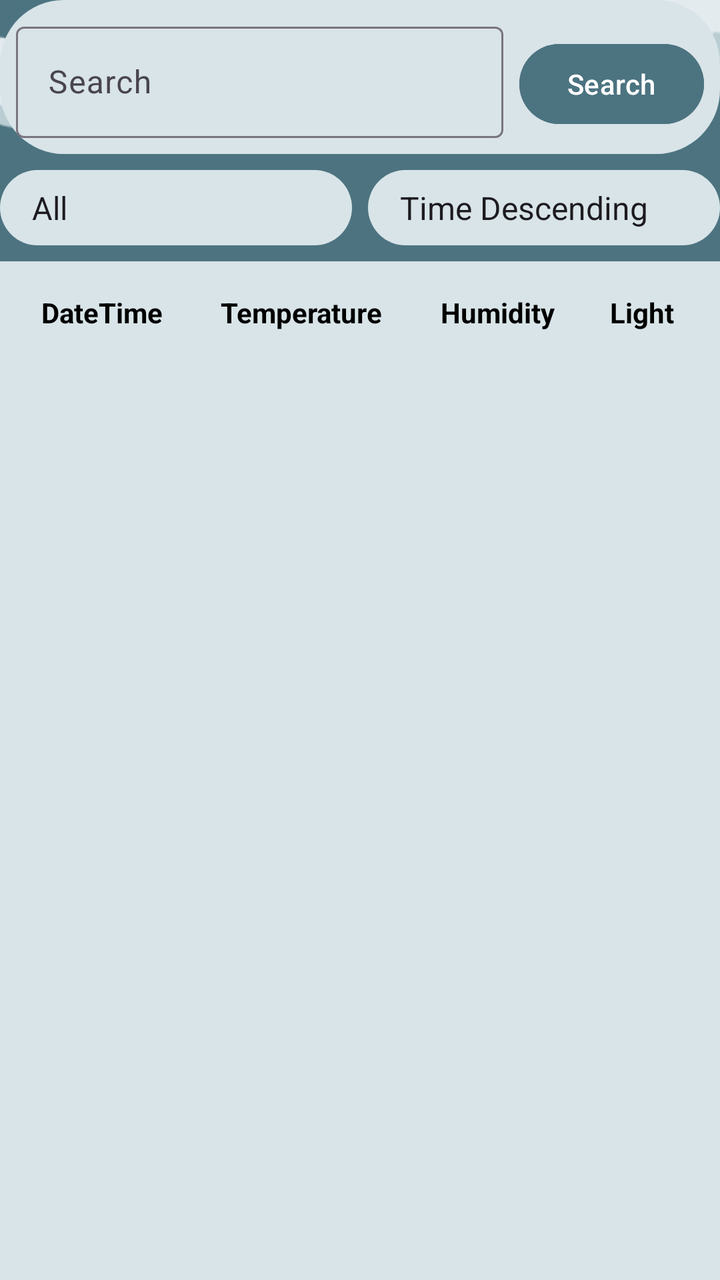
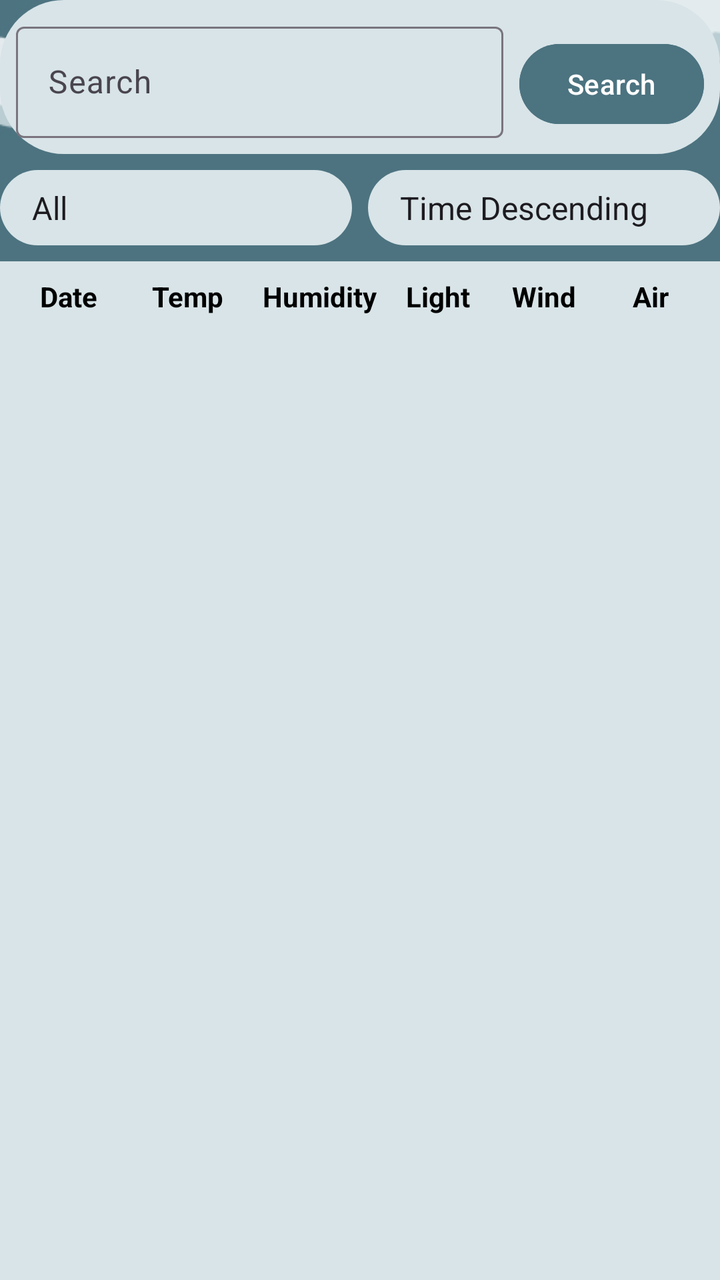

Before-and-after screenshots of an Android layout around one commit, followed by the original layout XML and the change that was made.
<!-- AndroidManifest.xml: application theme Theme.SmartHomeSystem -->
<!-- res/layout/fragment_detail.xml -->
<androidx.constraintlayout.widget.ConstraintLayout
        xmlns:android="http://schemas.android.com/apk/res/android"
        xmlns:app="http://schemas.android.com/apk/res-auto"
        android:layout_width="match_parent"
        android:layout_height="match_parent"
        android:background="@drawable/bg_home">

    <LinearLayout
            android:id="@+id/search_sort_layout"
            android:layout_width="match_parent"
            android:layout_height="wrap_content"
            android:orientation="horizontal"
            android:padding="8dp"
            app:layout_constraintTop_toTopOf="parent"
            app:layout_constraintStart_toStartOf="parent"
            app:layout_constraintEnd_toEndOf="parent"
            android:background="@drawable/bg_now_screen">

        <com.google.android.material.textfield.TextInputLayout
                android:layout_width="0dp"
                android:layout_height="wrap_content"
                android:layout_weight="1"
                android:layout_marginEnd="8dp"
                >

            <com.google.android.material.textfield.TextInputEditText
                    android:id="@+id/search_input"
                    android:layout_width="match_parent"
                    android:layout_height="wrap_content"
                    android:hint="Search"
                    android:textColor="@color/black"
                    android:textColorHint="@color/black" />
        </com.google.android.material.textfield.TextInputLayout>
        <Button
                android:id="@+id/search_button"
                android:layout_width="wrap_content"
                android:layout_height="wrap_content"
                android:text="Search"
                android:backgroundTint="@color/main_color"
                android:textColor="@android:color/white" />

    </LinearLayout>

    <LinearLayout
            android:id="@+id/sortAndSearch"
            android:layout_width="match_parent"
            android:layout_height="wrap_content"
            android:orientation="horizontal"
            android:layout_marginTop="8dp"
            app:layout_constraintTop_toBottomOf="@id/search_sort_layout"
            app:layout_constraintStart_toStartOf="parent"
            app:layout_constraintEnd_toEndOf="parent">

        <Spinner
                android:id="@+id/searchSpinner"
                android:layout_width="0dp"
                android:layout_height="wrap_content"
                android:layout_weight="1"
                android:background="@drawable/bg_now_screen"
                android:entries="@array/search_options"/>

        <Spinner
                android:id="@+id/sortSpinner"
                android:layout_width="0dp"
                android:layout_height="wrap_content"
                android:layout_weight="1"
                android:layout_marginStart="8dp"
                android:background="@drawable/bg_now_screen"
                android:entries="@array/sort_options"/>
    </LinearLayout>

    <TableLayout
            android:id="@+id/tableHeader"
            android:layout_width="match_parent"
            android:layout_height="wrap_content"
            android:layout_marginTop="8dp"
            android:background="@color/light_text"
            android:padding="8dp"
            app:layout_constraintTop_toBottomOf="@id/sortAndSearch"
            app:layout_constraintStart_toStartOf="parent"
            app:layout_constraintEnd_toEndOf="parent">

        
        <TableRow>
            <TextView
                    android:layout_width="0dp"
                    android:layout_height="wrap_content"
                    android:layout_weight="25"
                    android:text="DateTime"
                    android:textStyle="bold"
                    android:gravity="center"
                    android:padding="8dp"
                    android:textColor="@color/black" />

            <TextView
                    android:layout_width="0dp"
                    android:layout_height="wrap_content"
                    android:layout_weight="33"
                    android:text="Temperature"
                    android:textStyle="bold"
                    android:gravity="center"
                    android:padding="8dp"
                    android:textColor="@color/black" />

            <TextView
                    android:layout_width="0dp"
                    android:layout_height="wrap_content"
                    android:layout_weight="24"
                    android:text="Humidity"
                    android:textStyle="bold"
                    android:gravity="center"
                    android:padding="8dp"
                    android:textColor="@color/black" />

            <TextView
                    android:layout_width="0dp"
                    android:layout_height="wrap_content"
                    android:layout_weight="18"
                    android:text="Light"
                    android:textStyle="bold"
                    android:gravity="center"
                    android:padding="8dp"
                    android:textColor="@color/black" />
        </TableRow>
    </TableLayout>

    <androidx.recyclerview.widget.RecyclerView
            android:id="@+id/recyclerView"
            android:layout_width="0dp"
            android:layout_height="0dp"
            app:layout_constraintTop_toBottomOf="@id/tableHeader"
            app:layout_constraintStart_toStartOf="parent"
            app:layout_constraintEnd_toEndOf="parent"
            app:layout_constraintBottom_toBottomOf="parent"
            android:background="@color/light_text"
            android:paddingHorizontal="8dp" />

</androidx.constraintlayout.widget.ConstraintLayout>
<!-- resources referenced by this layout -->
<resources>
  <string-array name="search_options">
          <item>All</item>
          <item>Time</item>
          <item>Temperature</item>
          <item>Humidity</item>
          <item>Light</item>
      </string-array>
  <string-array name="sort_options">
          <item>Time Descending</item>
          <item>Time Ascending</item>
          <item>Temperature Descending</item>
          <item>Temperature Ascending</item>
          <item>Humidity Descending</item>
          <item>Humidity Ascending</item>
          <item>Light Descending</item>
          <item>Light Ascending</item>
      </string-array>
  <color name="black">#FF000000</color>
  <color name="light_text">#D8E4E8</color>
  <color name="main_color">#4C7380</color>
  <!-- drawable bg_home: jpg bitmap (drawable, 15796 bytes) -->
  <!-- drawable bg_now_screen (drawable) -->
  <shape xmlns:android="http://schemas.android.com/apk/res/android">
      
      <solid android:color="@color/light_text" /> 
  
      
      <stroke android:width="0dp" android:color="#000000"/> 
  
      
      <corners android:radius="32dp" /> 
  
      
      <padding
          android:left="8dp"
          android:top="8dp"
          android:right="8dp"
          android:bottom="8dp" />
  </shape>
  <style name="Theme.SmartHomeSystem" parent="Theme.Material3.DayNight.NoActionBar">
          
          <item name="colorPrimary">@color/main_color</item>
          <item name="colorPrimaryDark">@color/main_color</item> 
          <item name="colorAccent">@color/main_color</item>
      </style>
</resources>

<!-- the commit's change to res/layout/fragment_detail.xml (unified diff, before → after) -->
@@ -1,138 +1,151 @@
-<androidx.constraintlayout.widget.ConstraintLayout
-        xmlns:android="http://schemas.android.com/apk/res/android"
-        xmlns:app="http://schemas.android.com/apk/res-auto"
-        android:layout_width="match_parent"
-        android:layout_height="match_parent"
-        android:background="@drawable/bg_home">
+<androidx.constraintlayout.widget.ConstraintLayout xmlns:android="http://schemas.android.com/apk/res/android"
+    xmlns:app="http://schemas.android.com/apk/res-auto"
+    android:layout_width="match_parent"
+    android:layout_height="match_parent"
+    android:background="@drawable/bg_home">
 
     <LinearLayout
-            android:id="@+id/search_sort_layout"
-            android:layout_width="match_parent"
-            android:layout_height="wrap_content"
-            android:orientation="horizontal"
-            android:padding="8dp"
-            app:layout_constraintTop_toTopOf="parent"
-            app:layout_constraintStart_toStartOf="parent"
-            app:layout_constraintEnd_toEndOf="parent"
-            android:background="@drawable/bg_now_screen">
+        android:id="@+id/search_sort_layout"
+        android:layout_width="match_parent"
+        android:layout_height="wrap_content"
+        android:orientation="horizontal"
+        android:padding="8dp"
+        app:layout_constraintTop_toTopOf="parent"
+        app:layout_constraintStart_toStartOf="parent"
+        app:layout_constraintEnd_toEndOf="parent"
+        android:background="@drawable/bg_now_screen">
 
         <com.google.android.material.textfield.TextInputLayout
-                android:layout_width="0dp"
-                android:layout_height="wrap_content"
-                android:layout_weight="1"
-                android:layout_marginEnd="8dp"
-                >
+            android:layout_width="0dp"
+            android:layout_height="wrap_content"
+            android:layout_weight="1"
+            android:layout_marginEnd="8dp">
 
             <com.google.android.material.textfield.TextInputEditText
-                    android:id="@+id/search_input"
-                    android:layout_width="match_parent"
-                    android:layout_height="wrap_content"
-                    android:hint="Search"
-                    android:textColor="@color/black"
-                    android:textColorHint="@color/black" />
+                android:id="@+id/search_input"
+                android:layout_width="match_parent"
+                android:layout_height="wrap_content"
+                android:hint="Search"
+                android:textColor="@color/black"
+                android:textColorHint="@color/black" />
         </com.google.android.material.textfield.TextInputLayout>
+
         <Button
-                android:id="@+id/search_button"
-                android:layout_width="wrap_content"
-                android:layout_height="wrap_content"
-                android:text="Search"
-                android:backgroundTint="@color/main_color"
-                android:textColor="@android:color/white" />
+            android:id="@+id/search_button"
+            android:layout_width="wrap_content"
+            android:layout_height="wrap_content"
+            android:text="Search"
+            android:backgroundTint="@color/main_color"
+            android:textColor="@android:color/white" />
 
     </LinearLayout>
 
     <LinearLayout
-            android:id="@+id/sortAndSearch"
-            android:layout_width="match_parent"
-            android:layout_height="wrap_content"
-            android:orientation="horizontal"
-            android:layout_marginTop="8dp"
-            app:layout_constraintTop_toBottomOf="@id/search_sort_layout"
-            app:layout_constraintStart_toStartOf="parent"
-            app:layout_constraintEnd_toEndOf="parent">
+        android:id="@+id/sortAndSearch"
+        android:layout_width="match_parent"
+        android:layout_height="wrap_content"
+        android:orientation="horizontal"
+        android:layout_marginTop="8dp"
+        app:layout_constraintTop_toBottomOf="@id/search_sort_layout"
+        app:layout_constraintStart_toStartOf="parent"
+        app:layout_constraintEnd_toEndOf="parent">
 
         <Spinner
-                android:id="@+id/searchSpinner"
-                android:layout_width="0dp"
-                android:layout_height="wrap_content"
-                android:layout_weight="1"
-                android:background="@drawable/bg_now_screen"
-                android:entries="@array/search_options"/>
+            android:id="@+id/searchSpinner"
+            android:layout_width="0dp"
+            android:layout_height="wrap_content"
+            android:layout_weight="1"
+            android:background="@drawable/bg_now_screen"
+            android:entries="@array/search_options" />
 
         <Spinner
-                android:id="@+id/sortSpinner"
-                android:layout_width="0dp"
-                android:layout_height="wrap_content"
-                android:layout_weight="1"
-                android:layout_marginStart="8dp"
-                android:background="@drawable/bg_now_screen"
-                android:entries="@array/sort_options"/>
+            android:id="@+id/sortSpinner"
+            android:layout_width="0dp"
+            android:layout_height="wrap_content"
+            android:layout_weight="1"
+            android:layout_marginStart="8dp"
+            android:background="@drawable/bg_now_screen"
+            android:entries="@array/sort_options" />
     </LinearLayout>
 
     <TableLayout
-            android:id="@+id/tableHeader"
-            android:layout_width="match_parent"
-            android:layout_height="wrap_content"
-            android:layout_marginTop="8dp"
-            android:background="@color/light_text"
-            android:padding="8dp"
-            app:layout_constraintTop_toBottomOf="@id/sortAndSearch"
-            app:layout_constraintStart_toStartOf="parent"
-            app:layout_constraintEnd_toEndOf="parent">
+        android:id="@+id/tableHeader"
+        android:layout_width="match_parent"
+        android:layout_height="wrap_content"
+        android:layout_marginTop="8dp"
+        android:background="@color/light_text"
+        android:padding="8dp"
+        app:layout_constraintTop_toBottomOf="@id/sortAndSearch"
+        app:layout_constraintStart_toStartOf="parent"
+        app:layout_constraintEnd_toEndOf="parent">
 
-        
         <TableRow>
-            <TextView
-                    android:layout_width="0dp"
-                    android:layout_height="wrap_content"
-                    android:layout_weight="25"
-                    android:text="DateTime"
-                    android:textStyle="bold"
-                    android:gravity="center"
-                    android:padding="8dp"
-                    android:textColor="@color/black" />
 
             <TextView
-                    android:layout_width="0dp"
-                    android:layout_height="wrap_content"
-                    android:layout_weight="33"
-                    android:text="Temperature"
-                    android:textStyle="bold"
-                    android:gravity="center"
-                    android:padding="8dp"
-                    android:textColor="@color/black" />
+                android:layout_width="0dp"
+                android:layout_height="wrap_content"
+                android:layout_weight="12"
+                android:text="Date"
+                android:textStyle="bold"
+                android:gravity="center"
+                android:textColor="@color/black" />
 
             <TextView
-                    android:layout_width="0dp"
-                    android:layout_height="wrap_content"
-                    android:layout_weight="24"
-                    android:text="Humidity"
-                    android:textStyle="bold"
-                    android:gravity="center"
-                    android:padding="8dp"
-                    android:textColor="@color/black" />
+                android:layout_width="0dp"
+                android:layout_height="wrap_content"
+                android:layout_weight="15"
+                android:text="Temp"
+                android:textStyle="bold"
+                android:gravity="center"
+                android:textColor="@color/black" />
 
             <TextView
-                    android:layout_width="0dp"
-                    android:layout_height="wrap_content"
-                    android:layout_weight="18"
-                    android:text="Light"
-                    android:textStyle="bold"
-                    android:gravity="center"
-                    android:padding="8dp"
-                    android:textColor="@color/black" />
+                android:layout_width="0dp"
+                android:layout_height="wrap_content"
+                android:layout_weight="15"
+                android:text="Humidity"
+                android:textStyle="bold"
+                android:gravity="center"
+                android:textColor="@color/black" />
+
+            <TextView
+                android:layout_width="0dp"
+                android:layout_height="wrap_content"
+                android:layout_weight="12"
+                android:text="Light"
+                android:textStyle="bold"
+                android:gravity="center"
+                android:textColor="@color/black" />
+
+            <TextView
+                android:layout_width="0dp"
+                android:layout_height="wrap_content"
+                android:text="Wind"
+                android:textStyle="bold"
+                android:layout_weight="12"
+                android:gravity="center"
+                android:textColor="@color/black" />
+
+            <TextView
+                android:layout_width="0dp"
+                android:layout_height="wrap_content"
+                android:text="Air"
+                android:textStyle="bold"
+                android:layout_weight="12"
+                android:gravity="center"
+                android:textColor="@color/black"/>
         </TableRow>
     </TableLayout>
 
     <androidx.recyclerview.widget.RecyclerView
-            android:id="@+id/recyclerView"
-            android:layout_width="0dp"
-            android:layout_height="0dp"
-            app:layout_constraintTop_toBottomOf="@id/tableHeader"
-            app:layout_constraintStart_toStartOf="parent"
-            app:layout_constraintEnd_toEndOf="parent"
-            app:layout_constraintBottom_toBottomOf="parent"
-            android:background="@color/light_text"
-            android:paddingHorizontal="8dp" />
+        android:id="@+id/recyclerView"
+        android:layout_width="0dp"
+        android:layout_height="0dp"
+        app:layout_constraintTop_toBottomOf="@id/tableHeader"
+        app:layout_constraintStart_toStartOf="parent"
+        app:layout_constraintEnd_toEndOf="parent"
+        app:layout_constraintBottom_toBottomOf="parent"
+        android:background="@color/light_text"
+        android:paddingHorizontal="8dp" />
 
 </androidx.constraintlayout.widget.ConstraintLayout>
